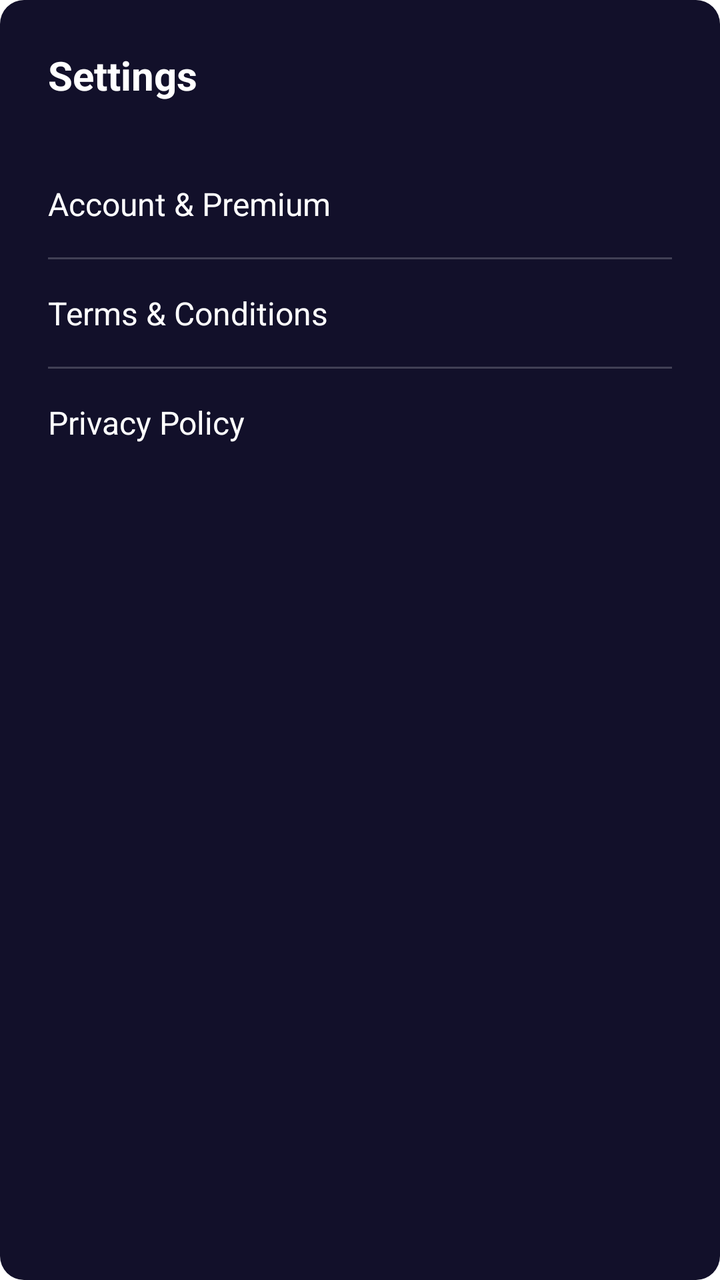
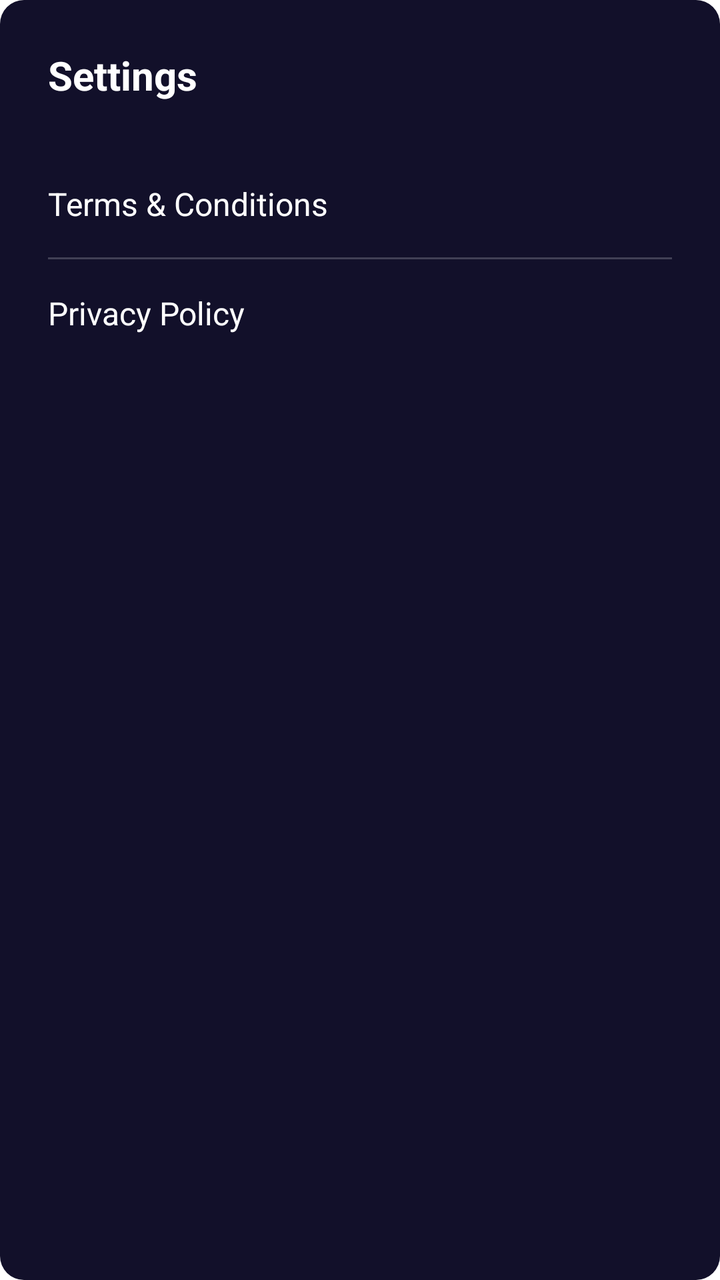

Two renders of the same Android screen: before a commit and after it. Below are the layout's source before the change and the commit's diff.
<!-- AndroidManifest.xml: application theme Theme.App.Starting -->
<!-- res/layout/bottom_sheet_settings.xml -->
<?xml version="1.0" encoding="utf-8"?>
<LinearLayout xmlns:android="http://schemas.android.com/apk/res/android"
    android:layout_width="match_parent"
    android:layout_height="wrap_content"
    android:background="@drawable/bg_surface_card"
    android:orientation="vertical"
    android:padding="24dp">

    <TextView
        android:layout_width="match_parent"
        android:layout_height="wrap_content"
        android:text="Settings"
        android:textColor="@color/text_primary_dark"
        android:textSize="20sp"
        android:textStyle="bold"
        android:layout_marginBottom="24dp" />

    <LinearLayout
        android:id="@+id/btnAccount"
        android:layout_width="match_parent"
        android:layout_height="wrap_content"
        android:orientation="horizontal"
        android:gravity="center_vertical"
        android:paddingVertical="16dp"
        android:clickable="true"
        android:focusable="true"
        android:background="?attr/selectableItemBackground">

        <TextView
            android:layout_width="0dp"
            android:layout_weight="1"
            android:layout_height="wrap_content"
            android:text="Account &amp; Premium"
            android:textColor="@color/text_primary_dark"
            android:textSize="16sp" />
    </LinearLayout>

    <View
        android:layout_width="match_parent"
        android:layout_height="1dp"
        android:background="#33FFFFFF" />

    <LinearLayout
        android:id="@+id/btnTerms"
        android:layout_width="match_parent"
        android:layout_height="wrap_content"
        android:orientation="horizontal"
        android:gravity="center_vertical"
        android:paddingVertical="16dp"
        android:clickable="true"
        android:focusable="true"
        android:background="?attr/selectableItemBackground">

        <TextView
            android:layout_width="0dp"
            android:layout_weight="1"
            android:layout_height="wrap_content"
            android:text="Terms &amp; Conditions"
            android:textColor="@color/text_primary_dark"
            android:textSize="16sp" />
    </LinearLayout>

    <View
        android:layout_width="match_parent"
        android:layout_height="1dp"
        android:background="#33FFFFFF" />

    <LinearLayout
        android:id="@+id/btnPrivacy"
        android:layout_width="match_parent"
        android:layout_height="wrap_content"
        android:orientation="horizontal"
        android:gravity="center_vertical"
        android:paddingVertical="16dp"
        android:clickable="true"
        android:focusable="true"
        android:background="?attr/selectableItemBackground">

        <TextView
            android:layout_width="0dp"
            android:layout_weight="1"
            android:layout_height="wrap_content"
            android:text="Privacy Policy"
            android:textColor="@color/text_primary_dark"
            android:textSize="16sp" />
    </LinearLayout>

</LinearLayout>
<!-- resources referenced by this layout -->
<resources>
  <color name="text_primary_dark">#FFFFFFFF</color>
  <!-- drawable bg_surface_card (drawable) -->
  <?xml version="1.0" encoding="utf-8"?>
  <shape xmlns:android="http://schemas.android.com/apk/res/android">
      <solid android:color="@color/surface_dark" />
      <corners android:radius="12dp" />
  </shape>
  <style name="Theme.App.Starting" parent="Theme.SplashScreen">
          
          <item name="windowSplashScreenBackground">@color/bg_dark</item>
          
          <item name="windowSplashScreenAnimatedIcon">@drawable/ic_app_logo</item>
          
          <item name="postSplashScreenTheme">@style/Theme.NightBox</item>
      </style>
  <color name="surface_dark">#FF12102A</color>
  <color name="bg_dark">#FF0D0B1E</color>
  <!-- drawable ic_app_logo: jpg bitmap (drawable, 141531 bytes) -->
  <style name="Theme.NightBox" parent="Theme.Material3.Dark.NoActionBar">
          <item name="colorPrimary">@color/primary_purple</item>
          <item name="colorPrimaryDark">@color/primary_purple_dark</item>
          <item name="colorAccent">@color/accent_violet</item>
          <item name="colorOnPrimary">@color/white</item>
          <item name="colorSurface">@color/surface_dark</item>
          <item name="colorOnSurface">@color/text_primary_dark</item>
          <item name="android:windowBackground">@color/bg_dark</item>
          <item name="android:statusBarColor">@color/status_bar_dark</item>
          <item name="android:navigationBarColor">@color/nav_bar_dark</item>
          <item name="android:colorBackground">@color/bg_dark</item>
      </style>
  <color name="primary_purple">#FF7C4DFF</color>
  <color name="primary_purple_dark">#FF651FFF</color>
  <color name="accent_violet">#FF9C7CFF</color>
  <color name="white">#FFFFFFFF</color>
  <color name="status_bar_dark">#FF080618</color>
  <color name="nav_bar_dark">#FF080618</color>
</resources>

<!-- the commit's change to res/layout/bottom_sheet_settings.xml (unified diff, before → after) -->
@@ -14,31 +14,6 @@
         android:textSize="20sp"
         android:textStyle="bold"
         android:layout_marginBottom="24dp" />
-
-    <LinearLayout
-        android:id="@+id/btnAccount"
-        android:layout_width="match_parent"
-        android:layout_height="wrap_content"
-        android:orientation="horizontal"
-        android:gravity="center_vertical"
-        android:paddingVertical="16dp"
-        android:clickable="true"
-        android:focusable="true"
-        android:background="?attr/selectableItemBackground">
-
-        <TextView
-            android:layout_width="0dp"
-            android:layout_weight="1"
-            android:layout_height="wrap_content"
-            android:text="Account &amp; Premium"
-            android:textColor="@color/text_primary_dark"
-            android:textSize="16sp" />
-    </LinearLayout>
-
-    <View
-        android:layout_width="match_parent"
-        android:layout_height="1dp"
-        android:background="#33FFFFFF" />
 
     <LinearLayout
         android:id="@+id/btnTerms"
